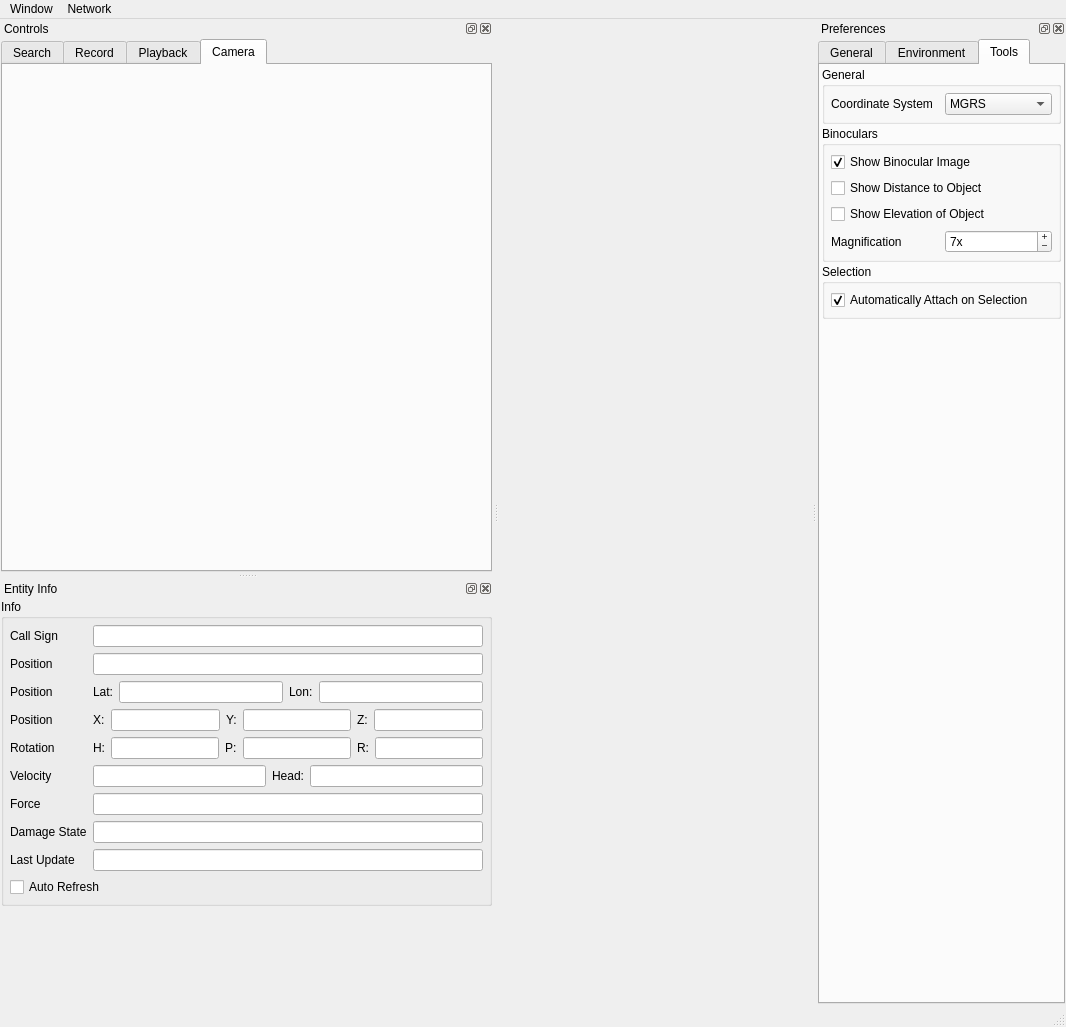
First picture: the form in SimulationCore/branches/Alion_08_05_01_DVTE08_Bugfix_RC/source/StealthViewer/ui/MainWindowUi.ui, repository delta3d/SimulationCore, before the edit.
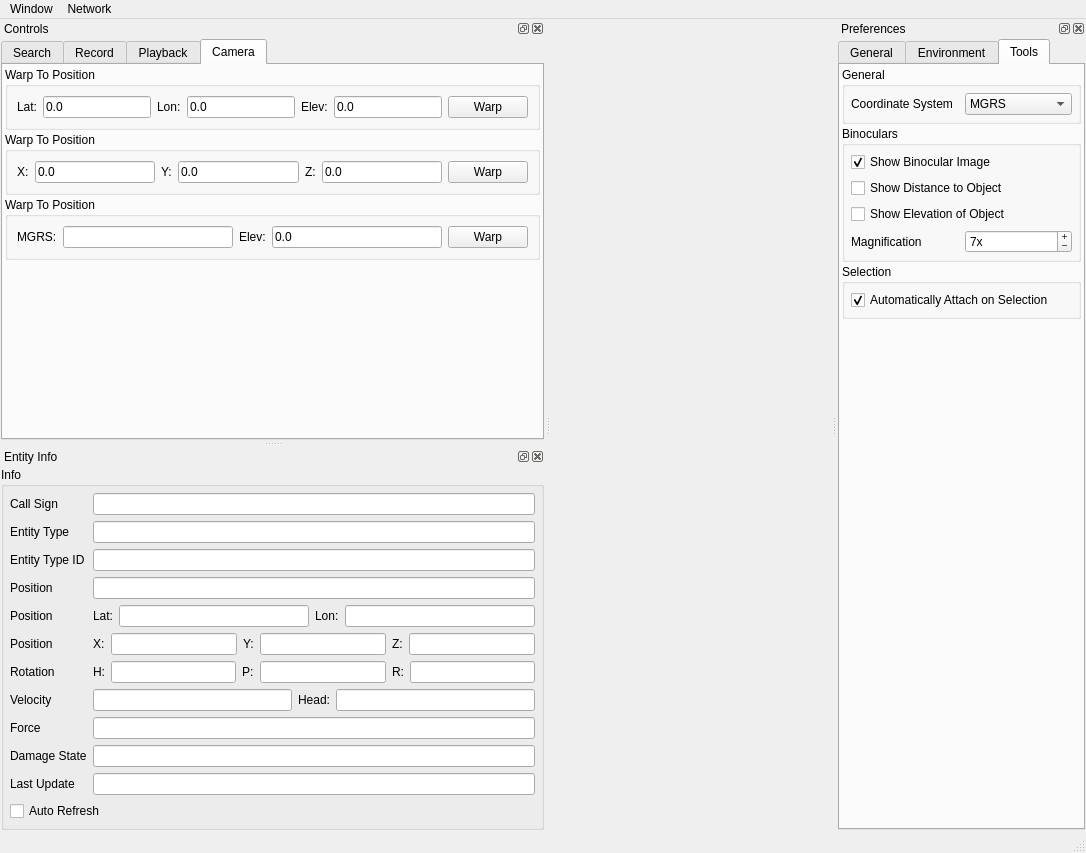
Second picture: the form after the edit. The open tabs and pages were chosen to show the change.

Commit message: added warp and a minor connection fix.

```diff
--- a/SimulationCore/branches/Alion_08_05_01_DVTE08_Bugfix_RC/source/StealthViewer/ui/MainWindowUi.ui
+++ b/SimulationCore/branches/Alion_08_05_01_DVTE08_Bugfix_RC/source/StealthViewer/ui/MainWindowUi.ui
@@ -5,8 +5,8 @@
    <rect>
     <x>0</x>
     <y>0</y>
-    <width>1066</width>
-    <height>1027</height>
+    <width>1086</width>
+    <height>853</height>
    </rect>
   </property>
   <property name="windowTitle" >
@@ -21,8 +21,8 @@
     <rect>
      <x>0</x>
      <y>0</y>
-     <width>1066</width>
-     <height>21</height>
+     <width>1086</width>
+     <height>22</height>
     </rect>
    </property>
    <widget class="QMenu" name="mMenuWindow" >
@@ -2993,8 +2993,231 @@
          <property name="bottomMargin" >
           <number>2</number>
          </property>
+         <item>
+          <widget class="QGroupBox" name="mWarpToLatLonGroup" >
+           <property name="sizePolicy" >
+            <sizepolicy vsizetype="Maximum" hsizetype="Preferred" >
+             <horstretch>0</horstretch>
+             <verstretch>0</verstretch>
+            </sizepolicy>
+           </property>
+           <property name="title" >
+            <string>Warp To Position</string>
+           </property>
+           <layout class="QVBoxLayout" >
+            <item>
+             <layout class="QHBoxLayout" >
+              <item>
+               <widget class="QLabel" name="mWarpToLatLabel" >
+                <property name="text" >
+                 <string>Lat:</string>
+                </property>
+               </widget>
+              </item>
+              <item>
+               <widget class="QLineEdit" name="mWarpToLat" >
+                <property name="toolTip" >
+                 <string>The Latitude of the entity (North-South)</string>
+                </property>
+                <property name="text" >
+                 <string>0.0</string>
+                </property>
+                <property name="readOnly" >
+                 <bool>false</bool>
+                </property>
+               </widget>
+              </item>
+              <item>
+               <widget class="QLabel" name="mWarpToLonLabel" >
+                <property name="text" >
+                 <string>Lon:</string>
+                </property>
+               </widget>
+              </item>
+              <item>
+               <widget class="QLineEdit" name="mWarpToLon" >
+                <property name="toolTip" >
+                 <string>The longitude of the entity (East-West)</string>
+                </property>
+                <property name="text" >
+                 <string>0.0</string>
+                </property>
+                <property name="readOnly" >
+                 <bool>false</bool>
+                </property>
+               </widget>
+              </item>
+              <item>
+               <widget class="QLabel" name="mWarpToLLElevLabel" >
+                <property name="text" >
+                 <string>Elev:</string>
+                </property>
+               </widget>
+              </item>
+              <item>
+               <widget class="QLineEdit" name="mWarpToLLElev" >
+                <property name="text" >
+                 <string>0.0</string>
+                </property>
+               </widget>
+              </item>
+              <item>
+               <widget class="QPushButton" name="mWarpToLLButton" >
+                <property name="text" >
+                 <string>Warp</string>
+                </property>
+               </widget>
+              </item>
+             </layout>
+            </item>
+           </layout>
+          </widget>
+         </item>
+         <item>
+          <widget class="QGroupBox" name="mWarpToXYZGroup" >
+           <property name="sizePolicy" >
+            <sizepolicy vsizetype="Maximum" hsizetype="Preferred" >
+             <horstretch>0</horstretch>
+             <verstretch>0</verstretch>
+            </sizepolicy>
+           </property>
+           <property name="title" >
+            <string>Warp To Position</string>
+           </property>
+           <layout class="QVBoxLayout" >
+            <item>
+             <layout class="QHBoxLayout" >
+              <item>
+               <widget class="QLabel" name="mWarpToXLabel" >
+                <property name="text" >
+                 <string>X:</string>
+                </property>
+               </widget>
+              </item>
+              <item>
+               <widget class="QLineEdit" name="mWarpToX" >
+                <property name="toolTip" >
+                 <string>The Latitude of the entity (North-South)</string>
+                </property>
+                <property name="text" >
+                 <string>0.0</string>
+                </property>
+                <property name="readOnly" >
+                 <bool>false</bool>
+                </property>
+               </widget>
+              </item>
+              <item>
+               <widget class="QLabel" name="mWarpToYLabel" >
+                <property name="text" >
+                 <string>Y:</string>
+                </property>
+               </widget>
+              </item>
+              <item>
+               <widget class="QLineEdit" name="mWarpToY" >
+                <property name="toolTip" >
+                 <string>The longitude of the entity (East-West)</string>
+                </property>
+                <property name="text" >
+                 <string>0.0</string>
+                </property>
+                <property name="readOnly" >
+                 <bool>false</bool>
+                </property>
+               </widget>
+              </item>
+              <item>
+               <widget class="QLabel" name="mWarpToZLabel" >
+                <property name="text" >
+                 <string>Z:</string>
+                </property>
+               </widget>
+              </item>
+              <item>
+               <widget class="QLineEdit" name="mWarpToZ" >
+                <property name="text" >
+                 <string>0.0</string>
+                </property>
+               </widget>
+              </item>
+              <item>
+               <widget class="QPushButton" name="mWarpToXYZButton" >
+                <property name="text" >
+                 <string>Warp</string>
+                </property>
+               </widget>
+              </item>
+             </layout>
+            </item>
+           </layout>
+          </widget>
+         </item>
+         <item>
+          <widget class="QGroupBox" name="mWarpToMGRSGroup" >
+           <property name="sizePolicy" >
+            <sizepolicy vsizetype="Maximum" hsizetype="Preferred" >
+             <horstretch>0</horstretch>
+             <verstretch>0</verstretch>
+            </sizepolicy>
+           </property>
+           <property name="title" >
+            <string>Warp To Position</string>
+           </property>
+           <layout class="QVBoxLayout" >
+            <item>
+             <layout class="QHBoxLayout" >
+              <item>
+               <widget class="QLabel" name="mWarpToMGRSLabel" >
+                <property name="text" >
+                 <string>MGRS:</string>
+                </property>
+               </widget>
+              </item>
+              <item>
+               <widget class="QLineEdit" name="mWarpToMGRS" >
+                <property name="toolTip" >
+                 <string>The Latitude of the entity (North-South)</string>
+                </property>
+                <property name="readOnly" >
+                 <bool>false</bool>
+                </property>
+               </widget>
+              </item>
+              <item>
+               <widget class="QLabel" name="mWarpToMGRSElevLabel" >
+                <property name="text" >
+                 <string>Elev:</string>
+                </property>
+               </widget>
+              </item>
+              <item>
+               <widget class="QLineEdit" name="mWarpToMGRSElev" >
+                <property name="text" >
+                 <string>0.0</string>
+                </property>
+               </widget>
+              </item>
+              <item>
+               <widget class="QPushButton" name="mWarpToMGRSButton" >
+                <property name="text" >
+                 <string>Warp</string>
+                </property>
+               </widget>
+              </item>
+             </layout>
+            </item>
+           </layout>
+          </widget>
+         </item>
          <item>
           <widget class="QLabel" name="mControlsCameraImageLabel" >
+           <property name="sizePolicy" >
+            <sizepolicy vsizetype="Minimum" hsizetype="Preferred" >
+             <horstretch>0</horstretch>
+             <verstretch>0</verstretch>
+            </sizepolicy>
+           </property>
            <property name="text" >
             <string/>
            </property>
@@ -3100,14 +3323,14 @@
            <property name="verticalSpacing" >
             <number>6</number>
            </property>
-           <item row="6" column="1" >
+           <item row="8" column="1" >
             <widget class="QLineEdit" name="mEntityInfoForceLineEdit" >
              <property name="readOnly" >
               <bool>true</bool>
              </property>
             </widget>
            </item>
-           <item row="6" column="0" >
+           <item row="8" column="0" >
             <widget class="QLabel" name="mEntityInfoForceLabel" >
              <property name="text" >
               <string>Force</string>
@@ -3117,14 +3340,14 @@
              </property>
             </widget>
            </item>
-           <item row="8" column="0" >
+           <item row="10" column="0" >
             <widget class="QLabel" name="mEntityInfoLastUpdateTimeLabel" >
              <property name="text" >
               <string>Last Update</string>
              </property>
             </widget>
            </item>
-           <item row="7" column="1" >
+           <item row="9" column="1" >
             <widget class="QLineEdit" name="mDamageStateLineEdit" >
              <property name="readOnly" >
               <bool>true</bool>
@@ -3154,14 +3377,14 @@
              </property>
             </widget>
            </item>
-           <item row="4" column="0" >
+           <item row="6" column="0" >
             <widget class="QLabel" name="mEntityInfoRotationLabel" >
              <property name="text" >
               <string>Rotation</string>
              </property>
             </widget>
            </item>
-           <item row="1" column="1" >
+           <item row="3" column="1" >
             <widget class="QLineEdit" name="mEntityInfoPositionMGRS" >
              <property name="toolTip" >
               <string>The MGRS position of the entity</string>
@@ -3171,7 +3394,7 @@
              </property>
             </widget>
            </item>
-           <item row="7" column="0" >
+           <item row="9" column="0" >
             <widget class="QLabel" name="mEntityInfoDamageStateLabel" >
              <property name="text" >
               <string>Damage State</string>
@@ -3181,7 +3404,7 @@
              </property>
             </widget>
            </item>
-           <item row="1" column="0" >
+           <item row="3" column="0" >
             <widget class="QLabel" name="mEntityInfoPositionLabel_MGRS" >
              <property name="text" >
               <string>Position</string>
@@ -3191,14 +3414,14 @@
              </property>
             </widget>
            </item>
-           <item row="9" column="0" colspan="2" >
+           <item row="11" column="0" colspan="2" >
             <widget class="QCheckBox" name="mEntityInfoAutoRefreshCheckBox" >
              <property name="text" >
               <string>Auto Refresh</string>
              </property>
             </widget>
            </item>
-           <item row="4" column="1" >
+           <item row="6" column="1" >
             <layout class="QHBoxLayout" >
              <item>
               <widget class="QLabel" name="mEntityInfoRot_HeadLabel" >
@@ -3253,7 +3476,7 @@
              </item>
             </layout>
            </item>
-           <item row="8" column="1" >
+           <item row="10" column="1" >
             <widget class="QLineEdit" name="mEntityInfoLastUpdateTimeLineEdit" >
              <property name="toolTip" >
               <string>The amount of time that has passed since this entity was updated on the network.</string>
@@ -3263,7 +3486,7 @@
              </property>
             </widget>
            </item>
-           <item row="2" column="0" >
+           <item row="4" column="0" >
             <widget class="QLabel" name="mEntityInfoPositionLabel_LatLon" >
              <property name="text" >
               <string>Position</string>
@@ -3273,7 +3496,7 @@
              </property>
             </widget>
            </item>
-           <item row="2" column="1" >
+           <item row="4" column="1" >
             <layout class="QHBoxLayout" >
              <item>
               <widget class="QLabel" name="mEntityInfoPos_LatLabel" >
@@ -3311,7 +3534,7 @@
              </item>
             </layout>
            </item>
-           <item row="3" column="0" >
+           <item row="5" column="0" >
             <widget class="QLabel" name="mEntityInfoPositionLabel_XYZ" >
              <property name="text" >
               <string>Position</string>
@@ -3321,7 +3544,7 @@
              </property>
             </widget>
            </item>
-           <item row="3" column="1" >
+           <item row="5" column="1" >
             <layout class="QHBoxLayout" >
              <item>
               <widget class="QLabel" name="mEntityInfoPos_XLabel" >
@@ -3376,7 +3599,7 @@
              </item>
             </layout>
            </item>
-           <item row="5" column="0" >
+           <item row="7" column="0" >
             <widget class="QLabel" name="mEntityInfoSpeedLabel" >
              <property name="text" >
               <string>Velocity</string>
@@ -3386,7 +3609,7 @@
              </property>
             </widget>
            </item>
-           <item row="5" column="1" >
+           <item row="7" column="1" >
             <layout class="QHBoxLayout" >
              <item>
               <widget class="QLineEdit" name="mEntityInfoSpeed" >
@@ -3417,6 +3640,52 @@
              </item>
             </layout>
            </item>
+           <item row="1" column="0" >
+            <widget class="QLabel" name="mEntityTypeLabel" >
+             <property name="text" >
+              <string>Entity Type</string>
+             </property>
+             <property name="buddy" >
+              <cstring>mEntityInfoCallSignLineEdit</cstring>
+             </property>
+            </widget>
+           </item>
+           <item row="1" column="1" >
+            <widget class="QLineEdit" name="mEntityTypeLineEdit" >
+             <property name="sizePolicy" >
+              <sizepolicy vsizetype="Fixed" hsizetype="Expanding" >
+               <horstretch>1</horstretch>
+               <verstretch>0</verstretch>
+              </sizepolicy>
+             </property>
+             <property name="readOnly" >
+              <bool>true</bool>
+             </property>
+            </widget>
+           </item>
+           <item row="2" column="0" >
+            <widget class="QLabel" name="mEntityTypeIDLabel" >
+             <property name="text" >
+              <string>Entity Type ID</string>
+             </property>
+             <property name="buddy" >
+              <cstring>mEntityInfoPositionMGRS</cstring>
+             </property>
+            </widget>
+           </item>
+           <item row="2" column="1" >
+            <widget class="QLineEdit" name="mEntityTypeIDLineEdit" >
+             <property name="sizePolicy" >
+              <sizepolicy vsizetype="Fixed" hsizetype="Expanding" >
+               <horstretch>1</horstretch>
+               <verstretch>0</verstretch>
+              </sizepolicy>
+             </property>
+             <property name="readOnly" >
+              <bool>true</bool>
+             </property>
+            </widget>
+           </item>
           </layout>
          </widget>
         </item>
```
Left out of the diff: 135 changed lines with no effect on the pictures. The commit also changes 16 other files.
